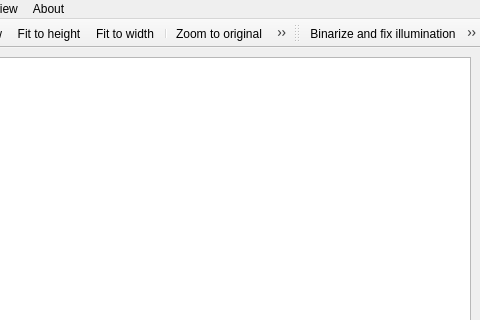
zdenop/Qt-Leptonica, file dialogs/mainwindow.ui: the form before one commit; both pictures show x 88 to 568 and y 0 to 320 of the 568 by 447 pixel window.
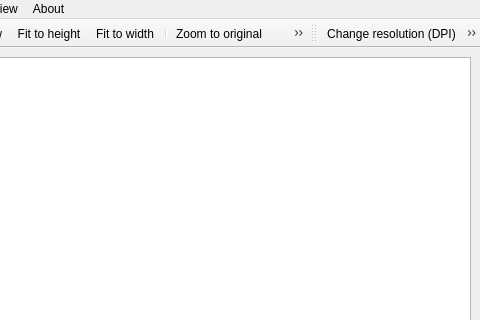
The form after the commit. Icons and pictures are not drawn.

Commit message: add icons to actions

Diff of the .ui file:
```diff
--- a/dialogs/mainwindow.ui
+++ b/dialogs/mainwindow.ui
@@ -108,6 +108,8 @@
    <attribute name="toolBarBreak">
     <bool>false</bool>
    </attribute>
+   <addaction name="actionChange_resolution"/>
+   <addaction name="actionDetectOrientation"/>
    <addaction name="actionBinarizeUnIl"/>
    <addaction name="actionDewarp"/>
   </widget>
@@ -230,7 +232,7 @@
   </action>
   <action name="actionChange_resolution">
    <property name="text">
-    <string>Change resolution...</string>
+    <string>Change resolution (DPI)...</string>
    </property>
   </action>
   <action name="actionDewarp">
@@ -238,6 +240,15 @@
     <string>Dewarp</string>
    </property>
   </action>
+  <action name="actionDetectOrientation">
+   <property name="icon">
+    <iconset resource="../resources/application.qrc">
+     <normaloff>:/resolution.svg</normaloff>:/resolution.svg</iconset>
+   </property>
+   <property name="text">
+    <string>Detect Orientation...</string>
+   </property>
+  </action>
  </widget>
  <resources>
   <include location="../resources/application.qrc"/>
```
Left out of the diff: 9 changed lines with no effect on the pictures. The commit also changes 5 other files.
